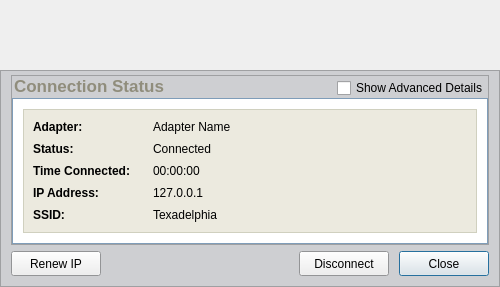
First picture: the form in xsupplicant-ui/Skins/Default/ConnectionInfoWindow.ui, repository Zero3K/xsupplicant, before the edit.
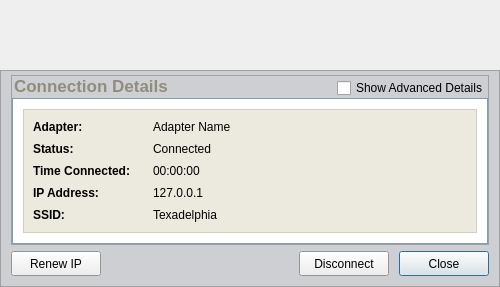
Second picture: the form after the edit. Icons and pictures are not drawn.

Commit message: Re-work of connection window UI

Patch:
```diff
--- a/xsupplicant-ui/Skins/Default/ConnectionInfoWindow.ui
+++ b/xsupplicant-ui/Skins/Default/ConnectionInfoWindow.ui
@@ -358,7 +358,7 @@
                   </font>
                  </property>
                  <property name="text" >
-                  <string>Connection Status</string>
+                  <string>Connection Details</string>
                  </property>
                  <property name="alignment" >
                   <set>Qt::AlignLeading|Qt::AlignLeft|Qt::AlignTop</set>
```
Left out of the diff: 8 changed lines with no effect on the pictures. The commit also changes 11 other files.
